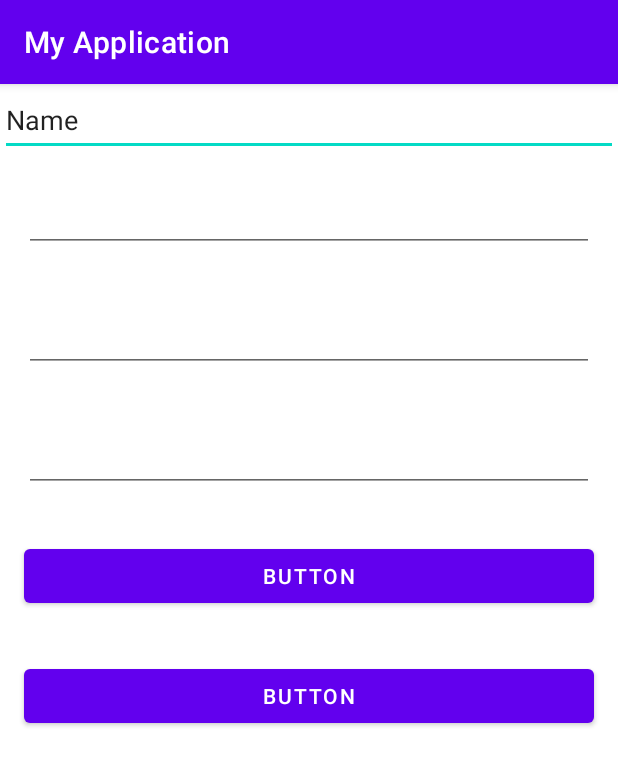
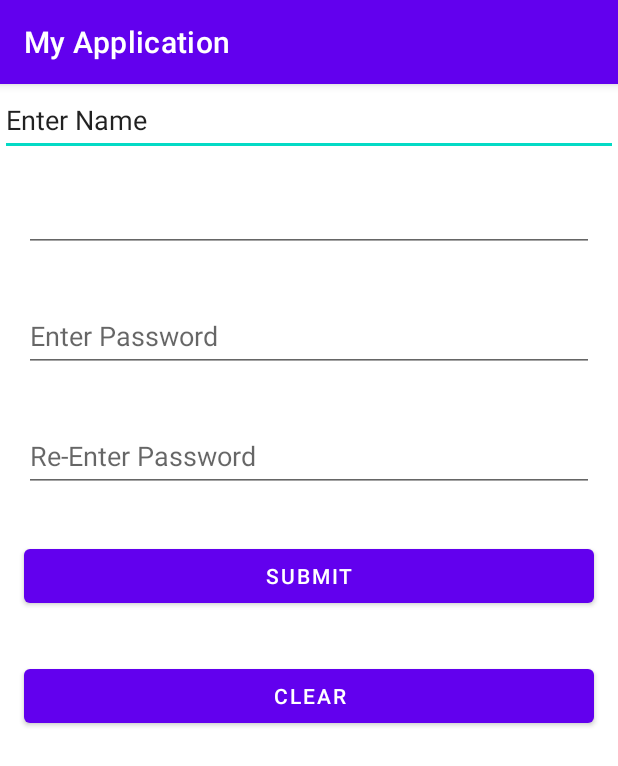
Before and after one commit to IT21162428/MADTutorial04, an Android app: the screen it shows after launch (MainActivity), on a phone screen of 412 x 824 dp. Shown: the top 766 px of the screen. Run offline under Robolectric (Android 15) with nearby library versions, the phone set to English and light mode, and no system bars.

Commit message:
Desgined Login Form

```diff
--- a/app/src/main/res/layout/activity_main.xml
+++ b/app/src/main/res/layout/activity_main.xml
@@ -8,15 +8,15 @@
     tools:context=".MainActivity">
 
     <EditText
-        android:id="@+id/editTextTextPersonName"
+        android:id="@+id/edtName"
         android:layout_width="match_parent"
         android:layout_height="48dp"
         android:ems="10"
         android:inputType="textPersonName"
-        android:text="Name" />
+        android:text="Enter Name" />
 
     <EditText
-        android:id="@+id/editTextTextEmailAddress"
+        android:id="@+id/edtEmail"
         android:layout_width="match_parent"
         android:layout_height="48dp"
         android:layout_marginLeft="16dp"
@@ -24,10 +24,11 @@
         android:layout_marginRight="16dp"
         android:layout_marginBottom="16dp"
         android:ems="10"
-        android:inputType="textEmailAddress" />
+        android:inputType="textEmailAddress"
+        tools:text="Enter Email" />
 
     <EditText
-        android:id="@+id/editTextTextPassword"
+        android:id="@+id/edtPassword"
         android:layout_width="match_parent"
         android:layout_height="48dp"
         android:layout_marginLeft="16dp"
@@ -35,6 +36,7 @@
         android:layout_marginRight="16dp"
         android:layout_marginBottom="16dp"
         android:ems="10"
+        android:hint="Enter Password"
         android:inputType="textPassword" />
 
     <EditText
@@ -46,6 +48,7 @@
         android:layout_marginRight="16dp"
         android:layout_marginBottom="16dp"
         android:ems="10"
+        android:hint="Re-Enter Password"
         android:inputType="textPassword" />
 
     <Button
@@ -56,7 +59,7 @@
         android:layout_marginTop="16dp"
         android:layout_marginRight="16dp"
         android:layout_marginBottom="16dp"
-        android:text="Button" />
+        android:text="Submit" />
 
     <Button
         android:id="@+id/button2"
@@ -66,6 +69,6 @@
         android:layout_marginTop="16dp"
         android:layout_marginRight="16dp"
         android:layout_marginBottom="16dp"
-        android:text="Button" />
+        android:text="Clear" />
 
 </LinearLayout>
```
